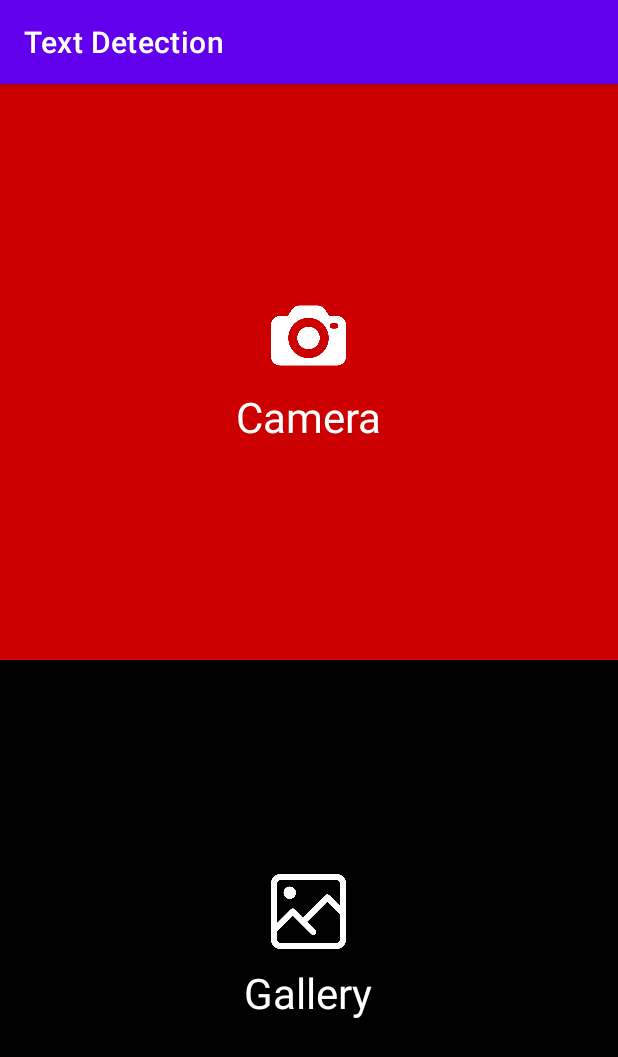
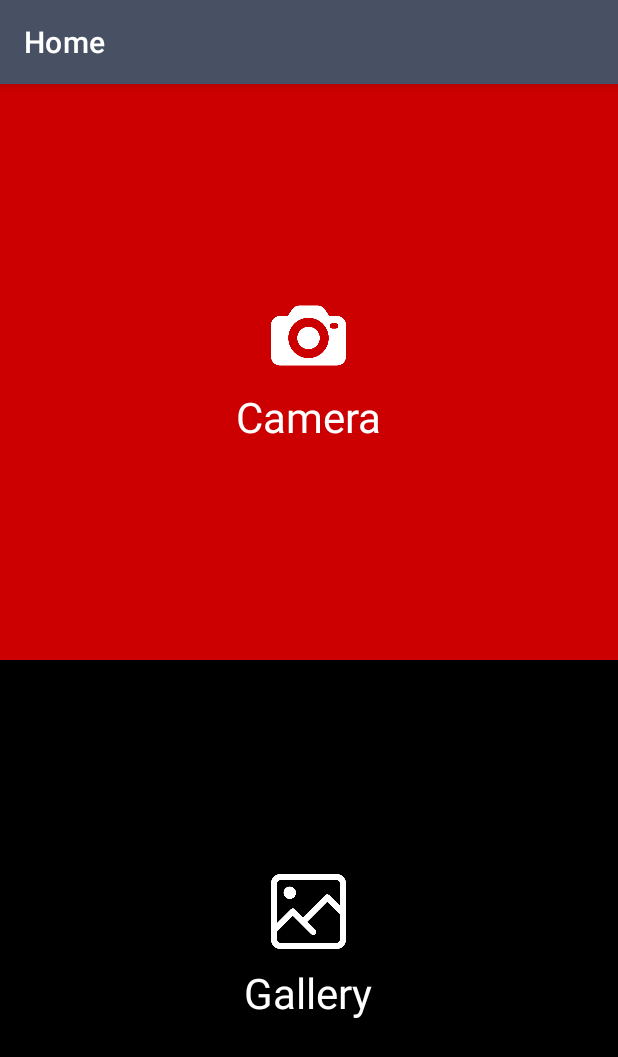
Before and after one commit to Asadrao125/Text-Detection, an Android app: the screen it shows after launch (MainActivity), on a phone screen of 412 x 824 dp. Shown: the top 1057 px of the screen. Run offline under Robolectric (Android 15) with nearby library versions, the phone set to English and light mode, and no system bars; libraries missing offline, so code that uses them is left out: com.google.mlkit.vision, com.karumi.dexter.

Commit message:
Initial Commit

```diff
--- a/app/src/main/java/com/appsxone/textdetection/MainActivity.java
+++ b/app/src/main/java/com/appsxone/textdetection/MainActivity.java
@@ -50,6 +50,7 @@ public class MainActivity extends AppCompatActivity {
         super.onCreate(savedInstanceState);
         setContentView(R.layout.activity_main);
 
+        setTitle("Home");
         image = findViewById(R.id.image);
         cameraLayout = findViewById(R.id.cameraLayout);
         tvResult = findViewById(R.id.tvResult);
--- a/app/src/main/res/layout/activity_main.xml
+++ b/app/src/main/res/layout/activity_main.xml
@@ -18,7 +18,8 @@
             android:layout_height="wrap_content"
             android:layout_alignParentRight="true"
             android:padding="10dp"
-            android:src="@drawable/ic_cross" />
+            android:src="@drawable/ic_cross"
+            app:tint="@color/statusbar" />
 
         <LinearLayout
             android:layout_width="match_parent"
@@ -71,6 +72,7 @@
         android:layout_height="match_parent"
         android:layout_alignParentBottom="true"
         android:orientation="vertical"
+        android:visibility="visible"
         android:weightSum="2">
 
         <LinearLayout
--- a/app/src/main/res/values-night/themes.xml
+++ b/app/src/main/res/values-night/themes.xml
@@ -2,12 +2,12 @@
     <!-- Base application theme. -->
     <style name="Theme.TextDetection" parent="Theme.MaterialComponents.DayNight.DarkActionBar">
         <!-- Primary brand color. -->
-        <item name="colorPrimary">@color/purple_200</item>
-        <item name="colorPrimaryVariant">@color/purple_700</item>
+        <item name="colorPrimary">@color/light_black</item>
+        <item name="colorPrimaryVariant">@color/light_black</item>
         <item name="colorOnPrimary">@color/black</item>
         <!-- Secondary brand color. -->
-        <item name="colorSecondary">@color/teal_200</item>
-        <item name="colorSecondaryVariant">@color/teal_200</item>
+        <item name="colorSecondary">@color/light_black</item>
+        <item name="colorSecondaryVariant">@color/light_black</item>
         <item name="colorOnSecondary">@color/black</item>
         <!-- Status bar color. -->
         <item name="android:statusBarColor" tools:targetApi="l">?attr/colorPrimaryVariant</item>
--- a/app/src/main/res/values/colors.xml
+++ b/app/src/main/res/values/colors.xml
@@ -1,10 +1,7 @@
 <?xml version="1.0" encoding="utf-8"?>
 <resources>
-    <color name="purple_200">#FFBB86FC</color>
-    <color name="purple_500">#FF6200EE</color>
-    <color name="purple_700">#FF3700B3</color>
-    <color name="teal_200">#FF03DAC5</color>
-    <color name="teal_700">#FF018786</color>
     <color name="black">#FF000000</color>
     <color name="white">#FFFFFFFF</color>
+    <color name="light_black">#485063</color>
+    <color name="statusbar">#343d52</color>
 </resources>
--- a/app/src/main/res/values/themes.xml
+++ b/app/src/main/res/values/themes.xml
@@ -2,12 +2,12 @@
     <!-- Base application theme. -->
     <style name="Theme.TextDetection" parent="Theme.MaterialComponents.DayNight.DarkActionBar">
         <!-- Primary brand color. -->
-        <item name="colorPrimary">@color/purple_500</item>
-        <item name="colorPrimaryVariant">@color/purple_700</item>
-        <item name="colorOnPrimary">@color/white</item>
+        <item name="colorPrimary">@color/light_black</item>
+        <item name="colorPrimaryVariant">@color/light_black</item>
+        <item name="colorOnPrimary">@color/black</item>
         <!-- Secondary brand color. -->
-        <item name="colorSecondary">@color/teal_200</item>
-        <item name="colorSecondaryVariant">@color/teal_700</item>
+        <item name="colorSecondary">@color/light_black</item>
+        <item name="colorSecondaryVariant">@color/light_black</item>
         <item name="colorOnSecondary">@color/black</item>
         <!-- Status bar color. -->
         <item name="android:statusBarColor" tools:targetApi="l">?attr/colorPrimaryVariant</item>
```
